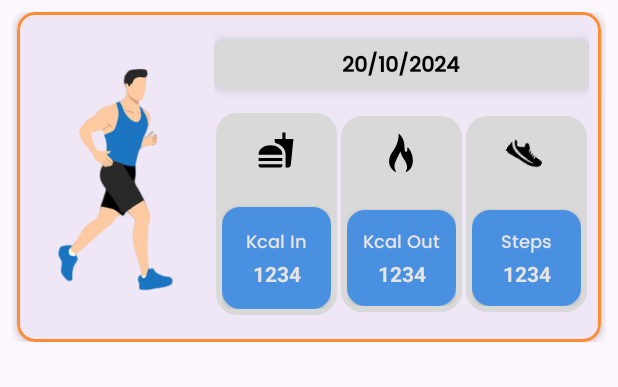
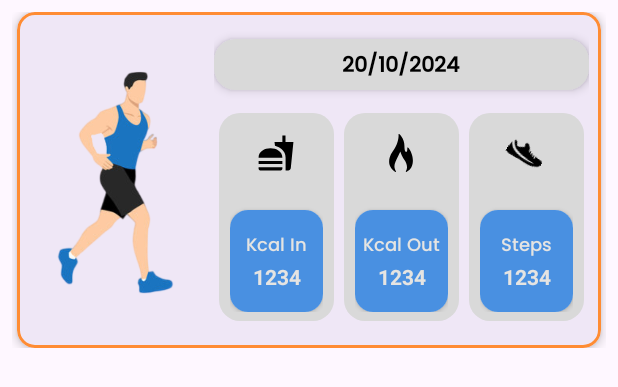
Before and after one commit to Sian1902/Go-Healthy, an Android app built with Jetpack Compose: the layout history_item.xml on its own in the app's theme, with its tools: preview values and no code run, on a phone screen of 412 x 824 dp. Shown: the top 387 px of the screen. Run offline under Robolectric (Android 15) with nearby library versions, the phone set to English and light mode, and no system bars.

Commit message:
-some changes in history item look -added new picture for history item -added progress bar for history and no history text

```diff
--- a/app/src/main/res/layout/history_item.xml
+++ b/app/src/main/res/layout/history_item.xml
@@ -66,7 +66,7 @@ app:strokeColor="@color/exercise"
                     android:layout_width="match_parent"
                     android:layout_height="wrap_content"
                     android:layout_marginBottom="15dp"
-                    app:cardCornerRadius="8dp">
+                    app:cardCornerRadius="14dp">
 
                     <TextView
                         android:id="@+id/Date"
@@ -94,14 +94,16 @@ app:strokeColor="@color/exercise"
 
                     <!-- KCAL IN Section -->
                     <LinearLayout
-                        android:padding="4dp"
+                        android:paddingHorizontal="7dp"
+                        android:paddingVertical="6dp"
                         android:background="@drawable/rounded_corners"
                         android:layout_gravity="center"
                         android:layout_width="0dp"
+
                         android:layout_height="wrap_content"
                         android:layout_weight="1"
                         android:orientation="vertical"
-                        android:layout_marginHorizontal="1dp"
+                        android:layout_marginHorizontal="3dp"
                         android:gravity="center">
 
                         <ImageView
@@ -159,12 +161,14 @@ app:strokeColor="@color/exercise"
                     <!-- KCAL OUT Section -->
                     <LinearLayout
                         android:layout_gravity="center"
-                        android:padding="4dp"
+                        android:paddingHorizontal="7dp"
+                        android:paddingVertical="6dp"
+
                         android:background="@drawable/rounded_corners"
                         android:layout_width="0dp"
                         android:layout_height="wrap_content"
                         android:layout_weight="1"
-                        android:layout_marginHorizontal="1dp"
+                        android:layout_marginHorizontal="3dp"
                         android:orientation="vertical"
                         android:gravity="center">
 
@@ -186,7 +190,7 @@ app:strokeColor="@color/exercise"
                             <LinearLayout
                                 android:background="@color/calories"
 
-                                android:padding="12dp"
+                                android:padding="14dp"
                                 android:layout_width="85dp"                                android:layout_height="wrap_content"
                                 android:orientation="vertical"
                                 android:layout_gravity="center"
@@ -220,12 +224,13 @@ app:strokeColor="@color/exercise"
                     <!-- Steps Section -->
                     <LinearLayout
                         android:layout_gravity="center"
-                        android:padding="4dp"
+                        android:paddingHorizontal="7dp"
+                        android:paddingVertical="6dp"
                         android:background="@drawable/rounded_corners"
                         android:layout_width="0dp"
                         android:layout_height="wrap_content"
                         android:layout_weight="1"
-                        android:layout_marginHorizontal="1dp"
+                        android:layout_marginHorizontal="3dp"
                         android:orientation="vertical"
                         android:gravity="center">
 
@@ -250,7 +255,7 @@ app:strokeColor="@color/exercise"
                             <LinearLayout
                                 android:background="@color/calories"
 
-                                android:padding="12dp"
+                                android:padding="14dp"
                                 android:layout_width="85dp"
                                 android:layout_height="wrap_content"
                                 android:orientation="vertical"
```
